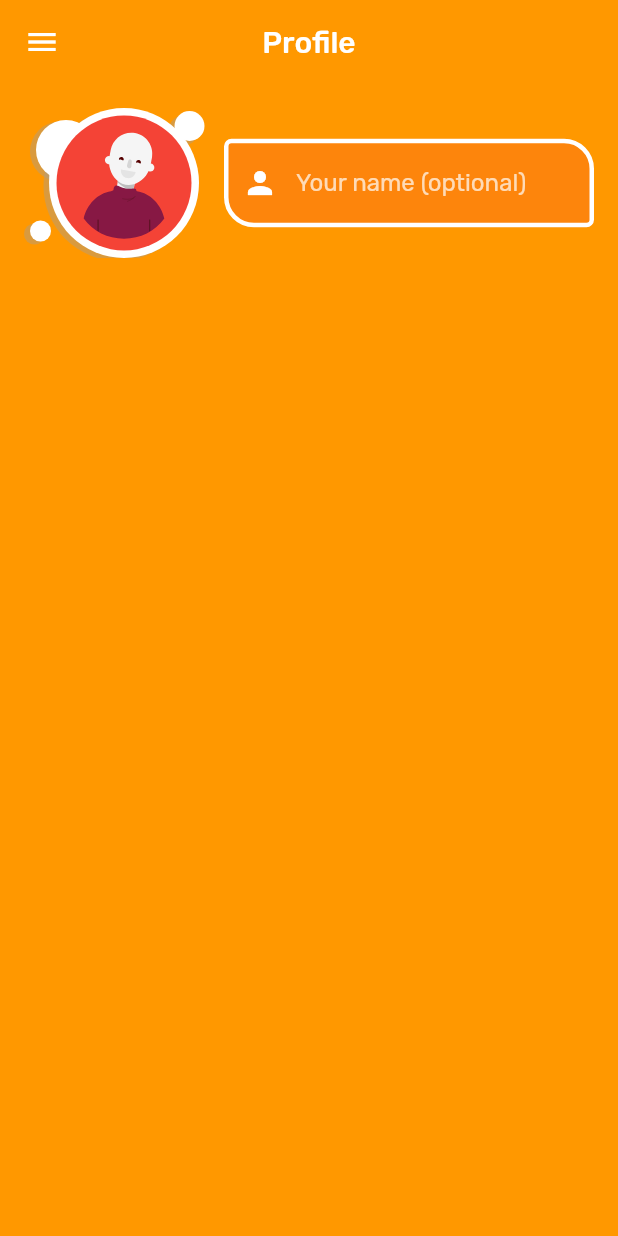
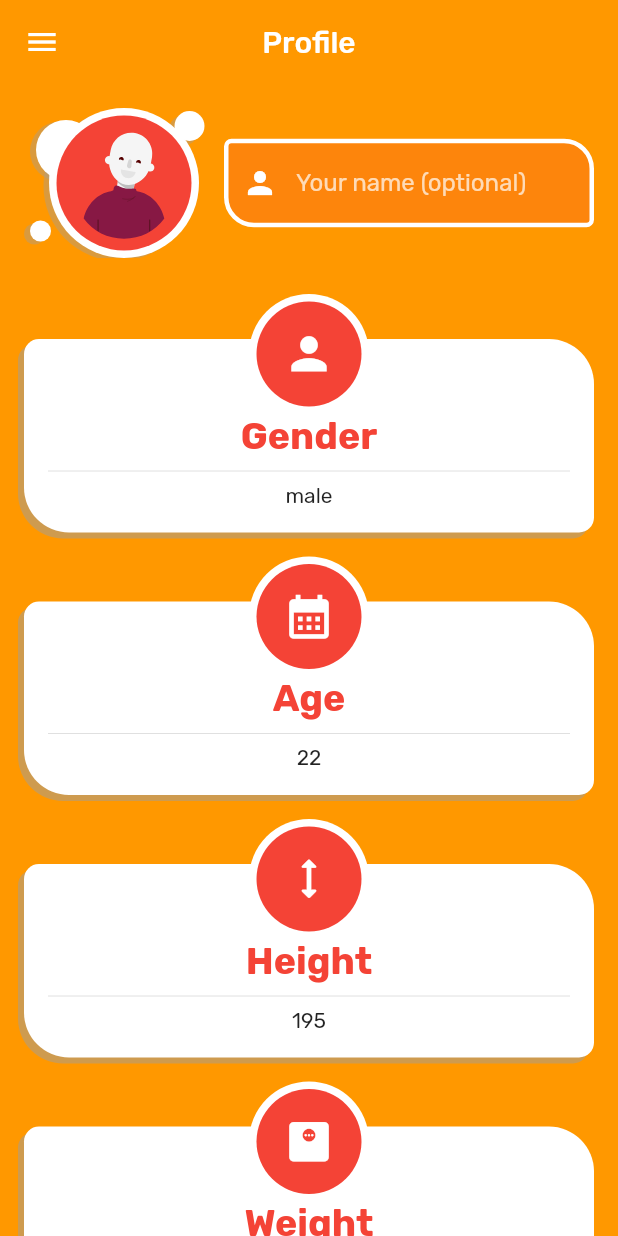
Before and after one commit to makjac/Flutter_Fit_fit_meal, a Flutter app: the ProfilePage screen opened directly, on a phone screen of 412 x 824 dp. Run offline on Flutter 3.47's test engine with Material 2 defaults, Android fonts, the phone set to English and light mode, and no system bars; drawn by our look-alikes of auto_size_text, lottie; our stand-ins replace bloc, cloud_firestore, equatable, firebase_auth, firebase_core, flutter_bloc and 5 more; missing offline and left inert: fast_barcode_scanner; accounts and stored records are empty; network calls fail; project files that could hold a hidden picture were left out.

Commit message:
profile page pudate

```diff
--- a/lib/screens/home/home_page.dart
+++ b/lib/screens/home/home_page.dart
@@ -23,17 +23,12 @@ class HomePage extends StatefulWidget {
 
 class _HomePageState extends State<HomePage> {
   BannerAd? _bannerAd;
-  bool _adIsLoaded = false;
 
   Future<void> _initBannerAd() async {
     _bannerAd = BannerAd(
       size: AdSize.fullBanner,
       adUnitId: AdMobService.bannerAdUnitId!,
-      listener: BannerAdListener(
-        onAdOpened: (_) => setState(() {
-          _adIsLoaded = true;
-        }),
-      ),
+      listener: AdMobService.bannerListener,
       request: const AdRequest(),
     )..load();
   }
--- a/lib/screens/home/pages/profile/profile_page.dart
+++ b/lib/screens/home/pages/profile/profile_page.dart
@@ -1,4 +1,7 @@
+import 'package:auto_size_text/auto_size_text.dart';
 import 'package:fit_fit_meal/screens/home/pages/profile/widgets/avatar.dart';
+import 'package:fit_fit_meal/screens/home/pages/profile/widgets/profile_default_title.dart';
+import 'package:fit_fit_meal/screens/home/pages/profile/widgets/profile_label.dart';
 import 'package:fit_fit_meal/utils/insets.dart';
 import 'package:fit_fit_meal/utils/user_shared_preferences.dart';
 import 'package:fit_fit_meal/widgets/inputDecoration/border_cross.dart';
@@ -13,7 +16,6 @@ class ProfilePage extends StatefulWidget {
 }
 
 class _ProfilePageState extends State<ProfilePage> {
-  //final String? _login = UserSharedPreferences.getUserLogin();
   final bool? _gender = UserSharedPreferences.getUserGender();
 
   final TextEditingController _loginController =
@@ -28,9 +30,10 @@ class _ProfilePageState extends State<ProfilePage> {
           const SliverAppBar(
             title: Text("Profile"),
             centerTitle: true,
+            floating: true,
             leading: MenuWidget(),
             shadowColor: Colors.transparent,
-            backgroundColor: Colors.orange,
+            backgroundColor: Colors.transparent,
           ),
           SliverToBoxAdapter(
             child: Padding(
@@ -38,10 +41,55 @@ class _ProfilePageState extends State<ProfilePage> {
               child: Column(
                 children: <Widget>[
                   _loginField(),
+                  const SizedBox(height: Insets.m),
+                  const ProfileLabel(
+                    title: ProfileDefaultTitle(title: "Gender"),
+                    body: AutoSizeText("male"),
+                    icon: Icon(
+                      Icons.person,
+                      size: 35,
+                    ),
+                  ),
+                  const SizedBox(height: Insets.s),
+                  const ProfileLabel(
+                    title: ProfileDefaultTitle(title: "Age"),
+                    body: AutoSizeText("22"),
+                    icon: Icon(
+                      Icons.calendar_month,
+                      size: 35,
+                    ),
+                  ),
+                  const SizedBox(height: Insets.s),
+                  const ProfileLabel(
+                    title: ProfileDefaultTitle(title: "Height"),
+                    body: AutoSizeText("195"),
+                    icon: Icon(
+                      Icons.height_rounded,
+                      size: 35,
+                    ),
+                  ),
+                  const SizedBox(height: Insets.s),
+                  const ProfileLabel(
+                    title: ProfileDefaultTitle(title: "Weight"),
+                    body: AutoSizeText("83"),
+                    icon: Icon(
+                      Icons.monitor_weight_rounded,
+                      size: 35,
+                    ),
+                  ),
+                  const SizedBox(height: Insets.s),
+                  const ProfileLabel(
+                    title: ProfileDefaultTitle(title: "Activity"),
+                    body: AutoSizeText("Active"),
+                    icon: Icon(
+                      Icons.sports_basketball,
+                      size: 35,
+                    ),
+                  ),
                 ],
               ),
             ),
-          )
+          ),
         ],
       ),
     );
@@ -65,7 +113,6 @@ class _ProfilePageState extends State<ProfilePage> {
           Avatar(lottiePath: _lottePath()),
           Expanded(
             child: TextFormField(
-              //todo: add init login
               controller: _loginController,
               decoration: borderCross(
                 "Your name (optional)",
--- /dev/null
+++ b/lib/screens/home/pages/profile/widgets/profile_default_title.dart
@@ -0,0 +1,22 @@
+import 'package:auto_size_text/auto_size_text.dart';
+import 'package:flutter/material.dart';
+
+class ProfileDefaultTitle extends StatelessWidget {
+  final String title;
+  const ProfileDefaultTitle({
+    Key? key,
+    required this.title,
+  }) : super(key: key);
+
+  @override
+  Widget build(BuildContext context) {
+    return AutoSizeText(
+      title,
+      style: const TextStyle(
+        color: Colors.red,
+        fontWeight: FontWeight.bold,
+        fontSize: 25,
+      ),
+    );
+  }
+}
--- /dev/null
+++ b/lib/screens/home/pages/profile/widgets/profile_label.dart
@@ -0,0 +1,74 @@
+// ignore_for_file: public_member_api_docs, sort_constructors_first
+import 'package:flutter/material.dart';
+
+import '../../../../../utils/insets.dart';
+
+class ProfileLabel extends StatelessWidget {
+  final Widget title;
+  final Widget body;
+  final Widget icon;
+  const ProfileLabel({
+    Key? key,
+    required this.title,
+    required this.body,
+    required this.icon,
+  }) : super(key: key);
+
+  @override
+  Widget build(BuildContext context) {
+    return Stack(
+      alignment: Alignment.topCenter,
+      children: <Widget>[
+        // Padding(
+        //     padding: const EdgeInsets.only(top: 20),
+        //     child: ClipOval(
+        //       child: Container(
+        //         color: Colors.white,
+        //         width: 200,
+        //         height: 100,
+        //       ),
+        //     )),
+        Container(
+          margin: const EdgeInsets.only(top: 30),
+          padding: const EdgeInsets.only(
+              top: 50, left: Insets.s, right: Insets.s, bottom: Insets.s),
+          width: double.infinity,
+          decoration: BoxDecoration(
+            color: Colors.white,
+            boxShadow: [
+              BoxShadow(
+                color: Colors.grey.withOpacity(0.5),
+                offset: const Offset(-4, 4),
+              ),
+            ],
+            borderRadius: const BorderRadius.only(
+              bottomLeft: Radius.circular(30),
+              bottomRight: Radius.circular(10),
+              topLeft: Radius.circular(10),
+              topRight: Radius.circular(30),
+            ),
+          ),
+          child: Column(
+            children: <Widget>[
+              Center(child: title),
+              const Divider(),
+              body,
+            ],
+          ),
+        ),
+        Positioned(
+          child: CircleAvatar(
+            radius: 40,
+            backgroundColor: Colors.white,
+            child: CircleAvatar(
+              radius: 35,
+              backgroundColor: Colors.red,
+              foregroundColor: Colors.white,
+              child: icon,
+            ),
+          ),
+        ),
+      ],
+    );
+  }
+}
--- a/lib/screens/home/pages/scaner_home/scaner_home_page.dart
+++ b/lib/screens/home/pages/scaner_home/scaner_home_page.dart
@@ -44,7 +44,7 @@ class ScanerHomePage extends StatelessWidget {
           SizedBox(height: size.width / 2, child: _lottieCircle()),
           SizedBox(height: size.height / 20),
           SizedBox(width: size.width / 1.5, child: _title()),
-          SizedBox(height: size.height / 7),
+          SizedBox(height: size.height / 15),
           //const Spacer(),
           Padding(
             padding: const EdgeInsets.symmetric(horizontal: Insets.s),
--- a/lib/service/ad_mob_service.dart
+++ b/lib/service/ad_mob_service.dart
@@ -6,13 +6,13 @@ import 'package:google_mobile_ads/google_mobile_ads.dart';
 class AdMobService {
   static String? get bannerAdUnitId {
     return "ca-app-pub-3940256099942544/6300978111";
-    if (Platform.isAndroid) {
-      return "ca-app-pub-5166777989324584/3029929031";
-    }
-    if (Platform.isIOS) {
-      return "ca-app-pub-5166777989324584/7779429500";
-    }
-    return null;
+    // if (Platform.isAndroid) {
+    //   return "ca-app-pub-5166777989324584/3029929031";
+    // }
+    // if (Platform.isIOS) {
+    //   return "ca-app-pub-5166777989324584/7779429500";
+    // }
+    // return null;
   }
 
   static String? get interstitialAdUnitId {
--- a/pubspec.yaml
+++ b/pubspec.yaml
@@ -49,12 +49,14 @@ dependencies:
   lottie: ^1.4.3
   auto_size_text: ^3.0.0
   fast_barcode_scanner: ^1.1.4
-  profanity_filter: ^2.0.0
   google_mobile_ads: ^2.2.0
 
 dev_dependencies:
   flutter_test:
     sdk: flutter
+
+
+
 
   # The "flutter_lints" package below contains a set of recommended lints to
   # encourage good coding practices. The lint set provided by the package is
@@ -62,6 +64,8 @@ dev_dependencies:
   # package. See that file for information about deactivating specific lint
   # rules and activating additional ones.
   flutter_lints: ^2.0.0
+
+
 
 # For information on the generic Dart part of this file, see the
 # following page: https://dart.dev/tools/pub/pubspec
```
Also changed, not shown: assets/splash_screen/splash.jpg (added), pubspec.lock, 1 other file.
